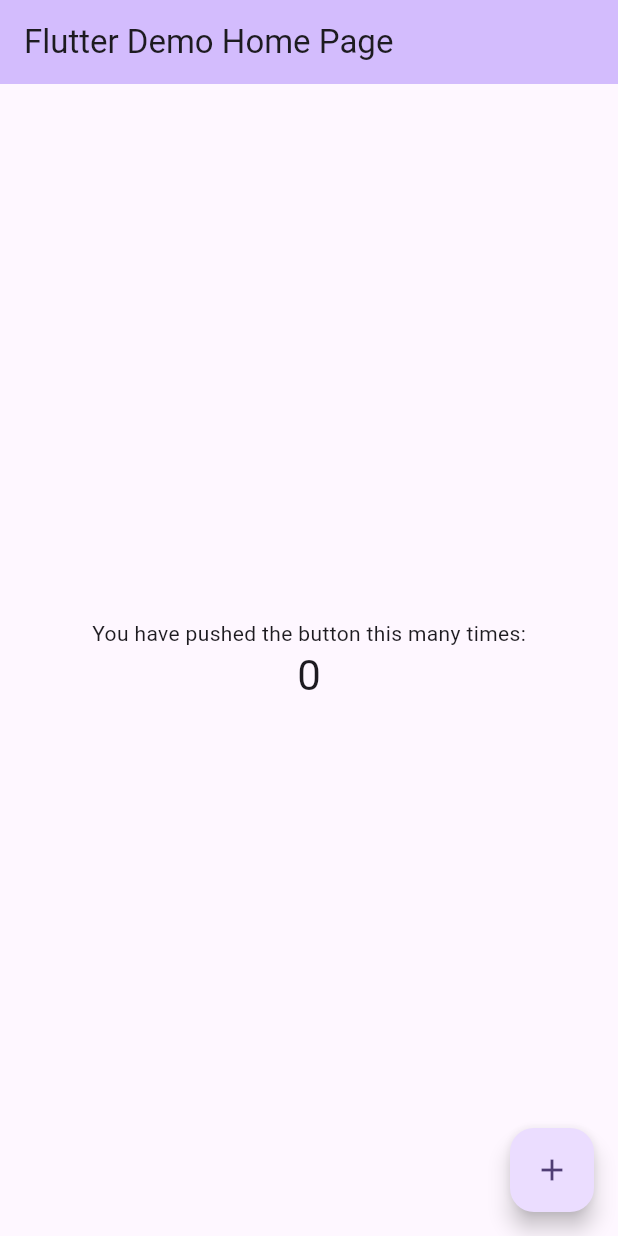
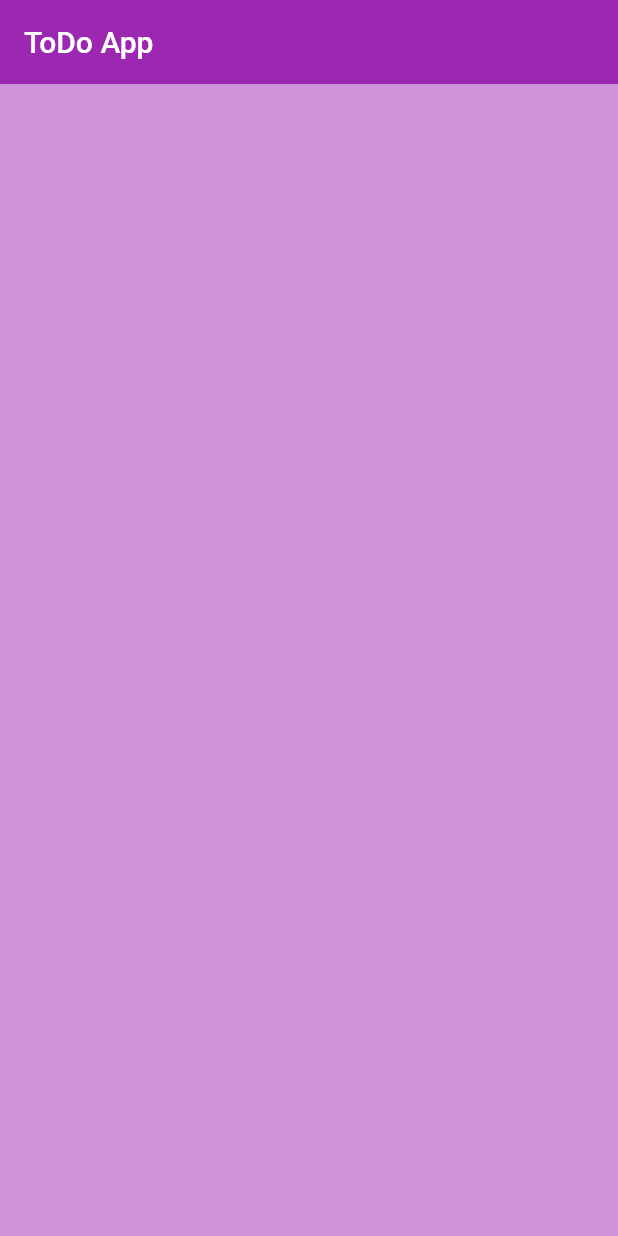
Before and after one commit to gustavomaes/flutter_todo, a Flutter app: the screen it shows after launch, on a phone screen of 412 x 824 dp. Run offline on Flutter 3.47's test engine with Material 2 defaults, Android fonts, the phone set to English and light mode, and no system bars.

Commit message:
feat: initialize HomeScreen

```diff
--- a/lib/main.dart
+++ b/lib/main.dart
@@ -1,4 +1,5 @@
 import 'package:flutter/material.dart';
+import 'package:todo_list/screens/home_screen.dart';
 
 void main() {
   runApp(const MyApp());
@@ -7,119 +8,12 @@ void main() {
 class MyApp extends StatelessWidget {
   const MyApp({super.key});
 
-  // This widget is the root of your application.
   @override
   Widget build(BuildContext context) {
     return MaterialApp(
-      title: 'Flutter Demo',
-      theme: ThemeData(
-        // This is the theme of your application.
-        //
-        // TRY THIS: Try running your application with "flutter run". You'll see
-        // the application has a blue toolbar. Then, without quitting the app,
-        // try changing the seedColor in the colorScheme below to Colors.green
-        // and then invoke "hot reload" (save your changes or press the "hot
-        // reload" button in a Flutter-supported IDE, or press "r" if you used
-        // the command line to start the app).
-        //
-        // Notice that the counter didn't reset back to zero; the application
-        // state is not lost during the reload. To reset the state, use hot
-        // restart instead.
-        //
-        // This works for code too, not just values: Most code changes can be
-        // tested with just a hot reload.
-        colorScheme: ColorScheme.fromSeed(seedColor: Colors.deepPurple),
-        useMaterial3: true,
-      ),
-      home: const MyHomePage(title: 'Flutter Demo Home Page'),
+      debugShowCheckedModeBanner: false,
+      home: const HomeScreen(),
+      theme: ThemeData(primarySwatch: Colors.purple),
     );
   }
 }
-
-class MyHomePage extends StatefulWidget {
-  const MyHomePage({super.key, required this.title});
-
-  // This widget is the home page of your application. It is stateful, meaning
-  // that it has a State object (defined below) that contains fields that affect
-  // how it looks.
-
-  // This class is the configuration for the state. It holds the values (in this
-  // case the title) provided by the parent (in this case the App widget) and
-  // used by the build method of the State. Fields in a Widget subclass are
-  // always marked "final".
-
-  final String title;
-
-  @override
-  State<MyHomePage> createState() => _MyHomePageState();
-}
-
-class _MyHomePageState extends State<MyHomePage> {
-  int _counter = 0;
-
-  void _incrementCounter() {
-    setState(() {
-      // This call to setState tells the Flutter framework that something has
-      // changed in this State, which causes it to rerun the build method below
-      // so that the display can reflect the updated values. If we changed
-      // _counter without calling setState(), then the build method would not be
-      // called again, and so nothing would appear to happen.
-      _counter++;
-    });
-  }
-
-  @override
-  Widget build(BuildContext context) {
-    // This method is rerun every time setState is called, for instance as done
-    // by the _incrementCounter method above.
-    //
-    // The Flutter framework has been optimized to make rerunning build methods
-    // fast, so that you can just rebuild anything that needs updating rather
-    // than having to individually change instances of widgets.
-    return Scaffold(
-      appBar: AppBar(
-        // TRY THIS: Try changing the color here to a specific color (to
-        // Colors.amber, perhaps?) and trigger a hot reload to see the AppBar
-        // change color while the other colors stay the same.
-        backgroundColor: Theme.of(context).colorScheme.inversePrimary,
-        // Here we take the value from the MyHomePage object that was created by
-        // the App.build method, and use it to set our appbar title.
-        title: Text(widget.title),
-      ),
-      body: Center(
-        // Center is a layout widget. It takes a single child and positions it
-        // in the middle of the parent.
-        child: Column(
-          // Column is also a layout widget. It takes a list of children and
-          // arranges them vertically. By default, it sizes itself to fit its
-          // children horizontally, and tries to be as tall as its parent.
-          //
-          // Column has various properties to control how it sizes itself and
-          // how it positions its children. Here we use mainAxisAlignment to
-          // center the children vertically; the main axis here is the vertical
-          // axis because Columns are vertical (the cross axis would be
-          // horizontal).
-          //
-          // TRY THIS: Invoke "debug painting" (choose the "Toggle Debug Paint"
-          // action in the IDE, or press "p" in the console), to see the
-          // wireframe for each widget.
-          mainAxisAlignment: MainAxisAlignment.center,
-          children: <Widget>[
-            const Text(
-              'You have pushed the button this many times:',
-            ),
-            Text(
-              '$_counter',
-              style: Theme.of(context).textTheme.headlineMedium,
-            ),
-          ],
-        ),
-      ),
-      floatingActionButton: FloatingActionButton(
-        onPressed: _incrementCounter,
-        tooltip: 'Increment',
-        child: const Icon(Icons.add),
-      ), // This trailing comma makes auto-formatting nicer for build methods.
-    );
-  }
-}
--- /dev/null
+++ b/lib/screens/home_screen.dart
@@ -0,0 +1,21 @@
+import 'package:flutter/material.dart';
+
+class HomeScreen extends StatefulWidget {
+  const HomeScreen({Key? key}) : super(key: key);
+
+  @override
+  State<HomeScreen> createState() => _HomeScreenState();
+}
+
+class _HomeScreenState extends State<HomeScreen> {
+  @override
+  Widget build(BuildContext context) {
+    return Scaffold(
+      backgroundColor: Colors.purple[200],
+      appBar: AppBar(
+        title: Text('ToDo App'),
+        elevation: 0,
+      ),
+    );
+  }
+}
```
